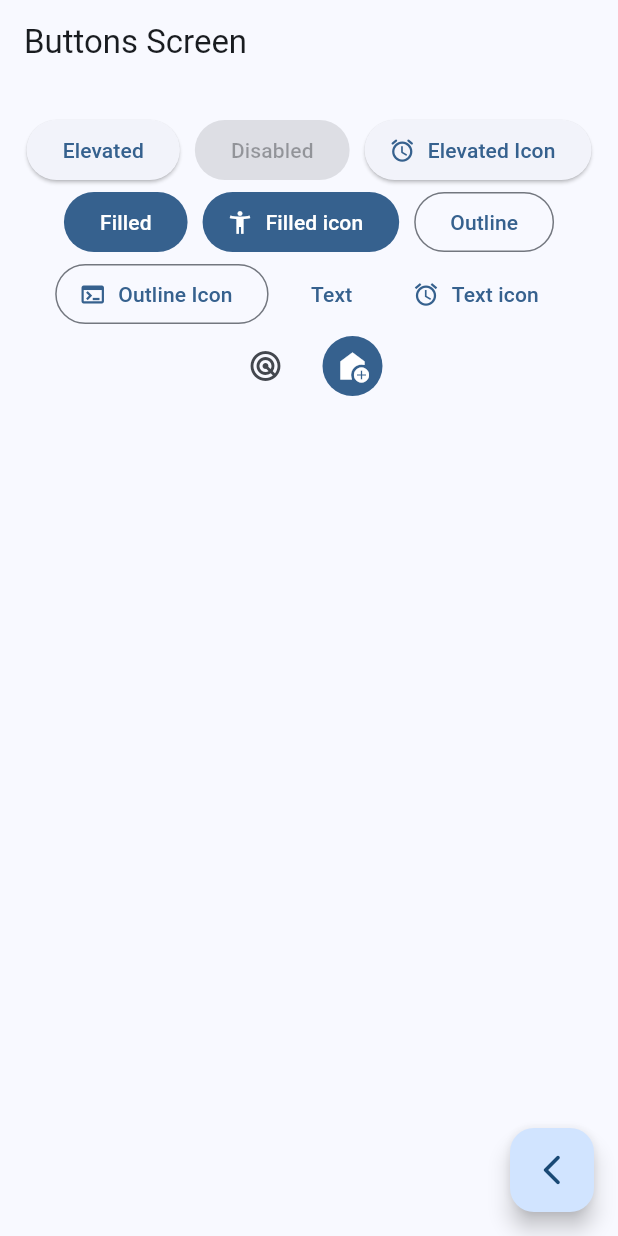
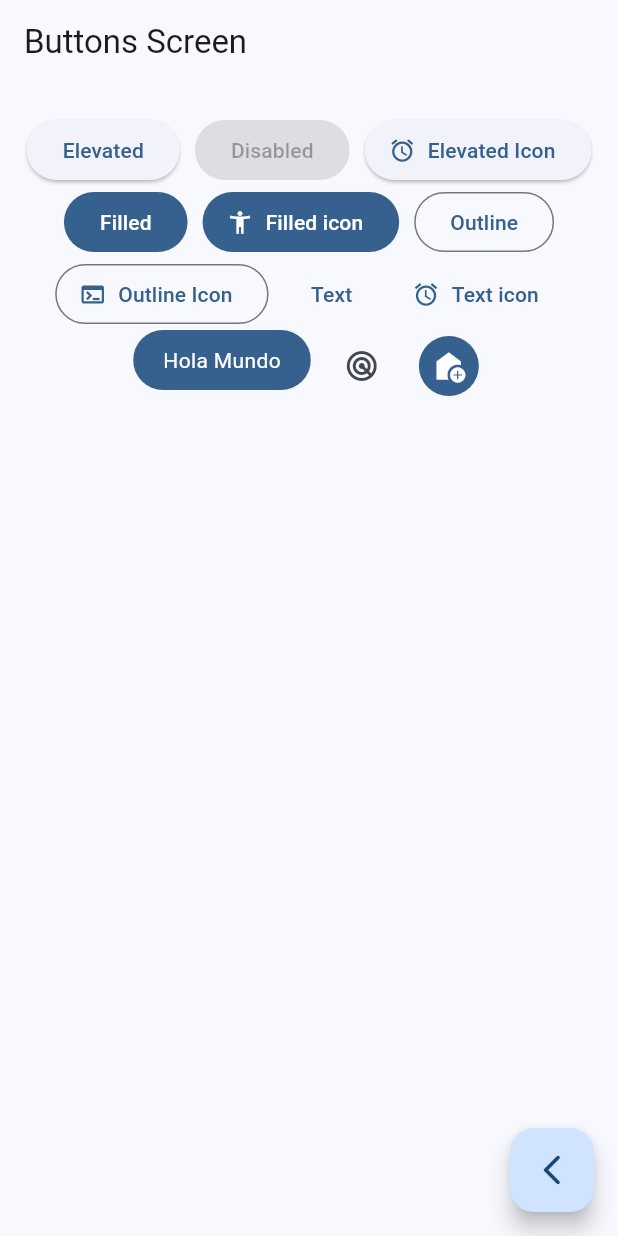
Before and after one commit to DSOscarDev/widgets_app, a Flutter app: the ButtonsScreen screen opened by its route, on a phone screen of 412 x 824 dp. Run offline on Flutter 3.47's test engine with Material 3 defaults, Android fonts, the phone set to English and light mode, and no system bars; our stand-ins replace go_router.

Commit message:
button custom

```diff
--- a/lib/presentation/screens/buttons/buttons_screen.dart
+++ b/lib/presentation/screens/buttons/buttons_screen.dart
@@ -67,7 +67,7 @@ class _ButtonsView extends StatelessWidget {
               label: const Text('Text icon')
             ),
 
-            // TODO:  custom button
+            const CustomButton(),
 
 
             IconButton(onPressed: (){}, icon: const Icon(Icons.radar_outlined)),
@@ -87,3 +87,25 @@ class _ButtonsView extends StatelessWidget {
     );
   }
 }
+class CustomButton extends StatelessWidget {
+  const CustomButton({super.key});
+
+  @override
+  Widget build(BuildContext context) {
+    final colors = Theme.of(context).colorScheme;
+
+    return ClipRRect(
+      borderRadius: BorderRadius.circular(20),
+      child: Material(
+        color: colors.primary,
+        child: InkWell(
+          onTap: (){},
+          child: const Padding(
+            padding: EdgeInsets.symmetric(horizontal: 20,vertical: 10),
+            child: Text('Hola Mundo',style: TextStyle(color: Colors.white),)
+            ),
+        ),
+      ),
+    );
+  }
+}
```
